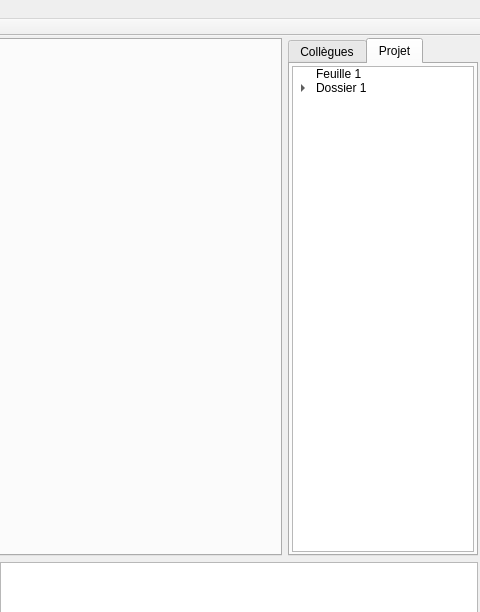
Before: the Qt Designer form Client/Client_Synergie/fenetreprincipale.ui in im-jon/CLL-Synergie, drawn with Qt 5; both pictures show x 487 to 967 and y 0 to 612 of the 967 by 716 pixel window.
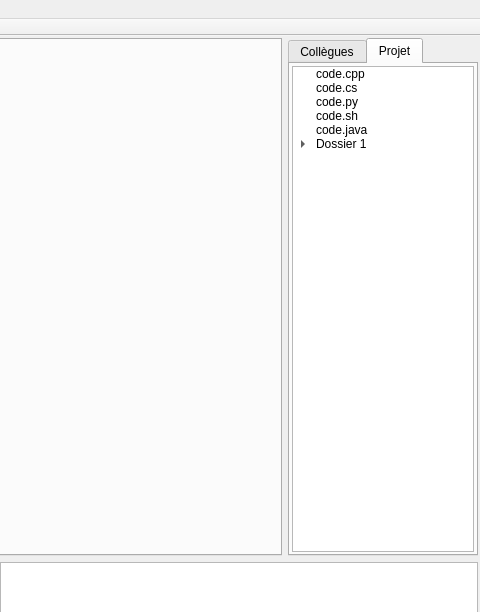
After: the same form once the commit is applied. Icons and pictures are not drawn.

```diff
--- a/Client/Client_Synergie/fenetreprincipale.ui
+++ b/Client/Client_Synergie/fenetreprincipale.ui
@@ -129,7 +129,27 @@
              </column>
              <item>
               <property name="text">
-               <string>Feuille 1</string>
+               <string>code.cpp</string>
+              </property>
+             </item>
+             <item>
+              <property name="text">
+               <string>code.cs</string>
+              </property>
+             </item>
+             <item>
+              <property name="text">
+               <string>code.py</string>
+              </property>
+             </item>
+             <item>
+              <property name="text">
+               <string>code.sh</string>
+              </property>
+             </item>
+             <item>
+              <property name="text">
+               <string>code.java</string>
               </property>
              </item>
              <item>
```
Left out of the diff: 51 changed lines with no effect on the pictures.
